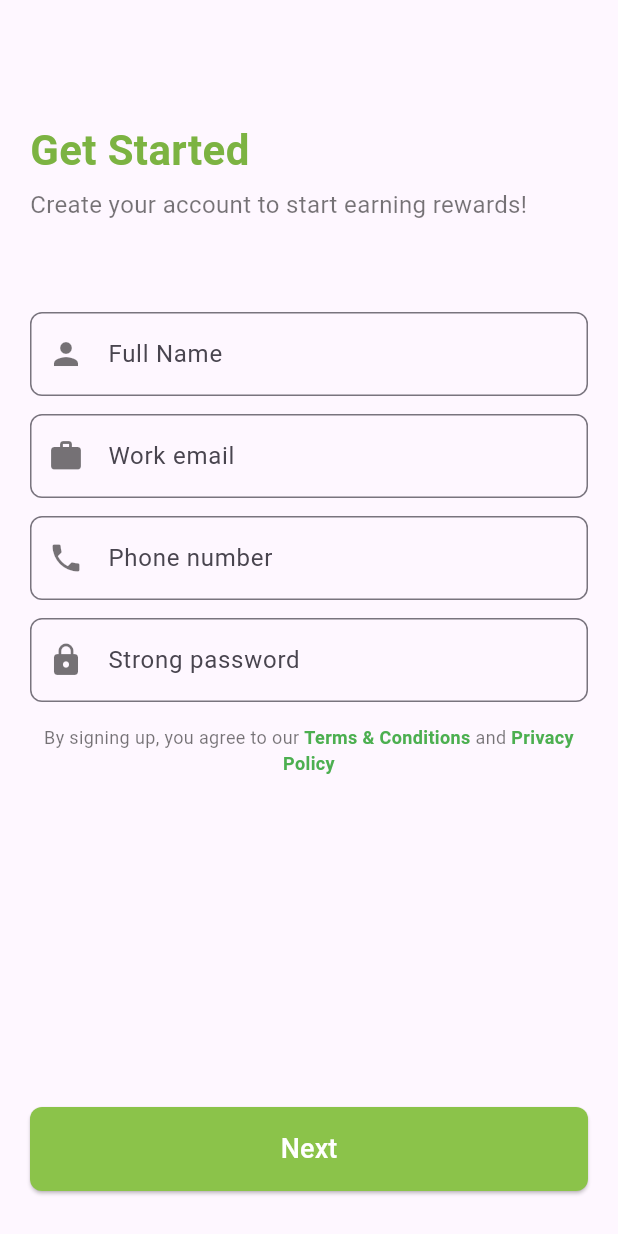
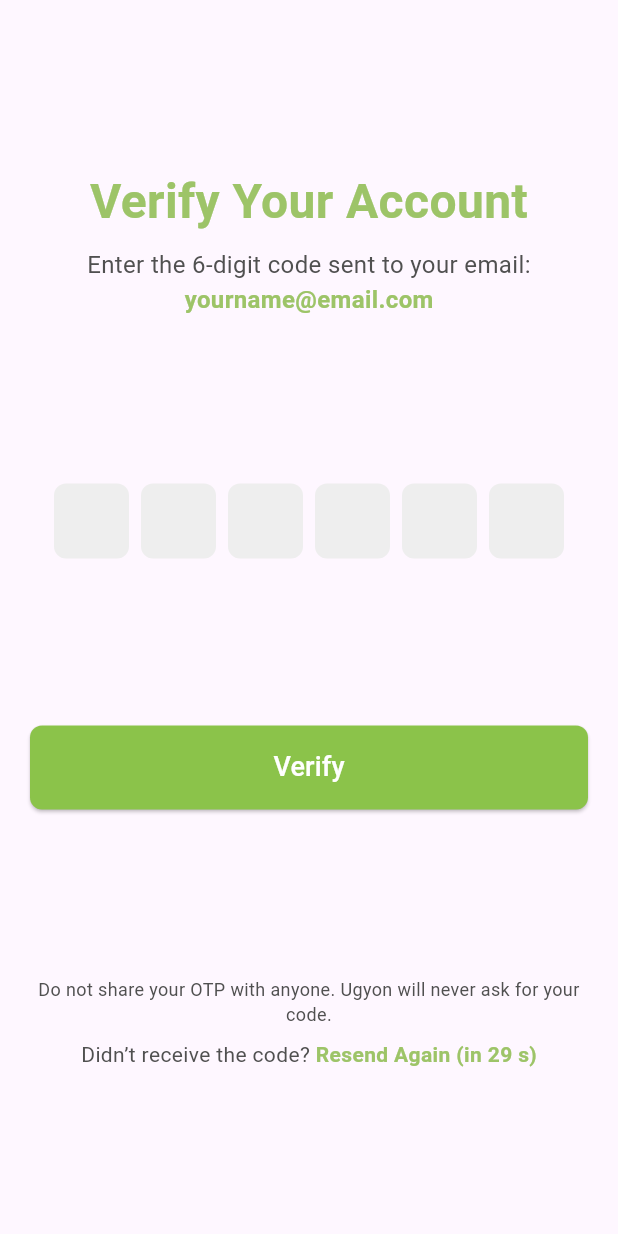
Before and after one commit to DevAdora/UgyonConnectApp, a Flutter app: the LoginScreen screen opened directly, after a tap on "Sign in", after a tap on "Next", on a phone screen of 412 x 824 dp. Run offline on Flutter 3.47's test engine with Material 3 defaults, Android fonts, the phone set to English and light mode, and no system bars; drawn by our look-alikes of pinput; our stand-ins replace flutter_bloc; statements that could not run were skipped.

Commit message:
added pages for verification

```diff
--- /dev/null
+++ b/lib/email_verification.dart
@@ -0,0 +1,159 @@
+import 'package:flutter/material.dart';
+import 'package:pinput/pinput.dart'; // For OTP input
+import 'number_verification.dart'; // Import the NumberVerification screen
+
+void main() {
+  runApp(
+    const MaterialApp(debugShowCheckedModeBanner: false, home: OtpScreen()),
+  );
+}
+
+void _navigateToNumVer(BuildContext context) {
+  Navigator.pushReplacement(
+    context,
+    MaterialPageRoute(builder: (context) => const NumScreen()),
+  );
+}
+
+class OtpScreen extends StatefulWidget {
+  const OtpScreen({super.key});
+
+  @override
+  _OtpScreenState createState() => _OtpScreenState();
+}
+
+class _OtpScreenState extends State<OtpScreen> {
+  int _resendTime = 30; // Countdown for resend OTP
+  late final TextEditingController _otpController;
+
+  @override
+  void initState() {
+    super.initState();
+    _otpController = TextEditingController();
+    _startResendTimer();
+  }
+
+  void _startResendTimer() {
+    Future.delayed(const Duration(seconds: 1), () {
+      if (mounted && _resendTime > 0) {
+        setState(() {
+          _resendTime--;
+        });
+        _startResendTimer();
+      }
+    });
+  }
+
+  @override
+  Widget build(BuildContext context) {
+    return Scaffold(
+      body: SafeArea(
+        child: Padding(
+          padding: const EdgeInsets.symmetric(horizontal: 20.0),
+          child: Column(
+            mainAxisAlignment: MainAxisAlignment.spaceEvenly,
+            crossAxisAlignment: CrossAxisAlignment.center,
+            children: [
+              // 🔹 Title & Subtitle
+              Column(
+                children: [
+                  const Text(
+                    "Verify Your Account",
+                    textAlign: TextAlign.center,
+                    style: TextStyle(
+                      fontSize: 32,
+                      fontWeight: FontWeight.bold,
+                      color: Color(0xFF9DC468),
+                    ),
+                  ),
+                  const SizedBox(height: 8),
+                  const Text(
+                    "Enter the 6-digit code sent to your email: ",
+                    textAlign: TextAlign.center,
+                    style: TextStyle(fontSize: 16, color: Color(0xFF505050)),
+                  ),
+                  const Text(
+                    "yourname@email.com",
+                    style: TextStyle(
+                      fontSize: 16,
+                      color: Color(0xFF9DC468),
+                      fontWeight: FontWeight.bold,
+                    ),
+                  ),
+                ],
+              ),
+
+              // 🔹 OTP Input
+              Pinput(
+                length: 6,
+                controller: _otpController,
+                defaultPinTheme: PinTheme(
+                  width: 50,
+                  height: 50,
+                  textStyle: const TextStyle(
+                    fontSize: 22,
+                    fontWeight: FontWeight.bold,
+                  ),
+                  decoration: BoxDecoration(
+                    color: Colors.grey.shade200,
+                    borderRadius: BorderRadius.circular(8),
+                  ),
+                ),
+              ),
+
+              // 🔹 Verify Button
+              SizedBox(
+                width: double.infinity,
+                child: ElevatedButton(
+                  onPressed: () => _navigateToNumVer(context),
+                  style: ElevatedButton.styleFrom(
+                    backgroundColor: const Color(0xFF8BC34A),
+                    foregroundColor: Colors.white,
+                    padding: const EdgeInsets.symmetric(vertical: 15),
+                    shape: RoundedRectangleBorder(
+                      borderRadius: BorderRadius.circular(8),
+                    ),
+                  ),
+                  child: const Text("Verify", style: TextStyle(fontSize: 18)),
+                ),
+              ),
+
+              // 🔹 Resend & Warning Text
+              Column(
+                children: [
+                  const Text(
+                    "Do not share your OTP with anyone. Ugyon will never ask for your code.",
+                    textAlign: TextAlign.center,
+                    style: TextStyle(fontSize: 12, color: Color(0xFF505050)),
+                  ),
+                  const SizedBox(height: 8),
+                  Text.rich(
+                    TextSpan(
+                      text: "Didn’t receive the code? ",
+                      style: const TextStyle(
+                        fontSize: 14,
+                        color: Color(0xFF505050),
+                      ),
+                      children: [
+                        TextSpan(
+                          text:
+                              _resendTime > 0
+                                  ? "Resend Again (in $_resendTime s)"
+                                  : "Resend Now",
+                          style: const TextStyle(
+                            color: Color(0xFF9DC468),
+                            fontWeight: FontWeight.bold,
+                          ),
+                        ),
+                      ],
+                    ),
+                  ),
+                ],
+              ),
+            ],
+          ),
+        ),
+      ),
+    );
+  }
+}
--- a/lib/login_screen.dart
+++ b/lib/login_screen.dart
@@ -20,10 +20,7 @@ class MyApp extends StatelessWidget {
 
   @override
   Widget build(BuildContext context) {
-    return MaterialApp(
-      debugShowCheckedModeBanner: false,
-      home: LoginScreen(),
-    );
+    return MaterialApp(debugShowCheckedModeBanner: false, home: LoginScreen());
   }
 }
 
@@ -37,27 +34,36 @@ class LoginScreen extends StatelessWidget {
           mainAxisAlignment: MainAxisAlignment.center,
           children: [
             Container(
+              height: MediaQuery.of(context).size.height * 0.20,
               alignment: Alignment.center, // Centers the image
               child: Image.asset(
                 'assets/images/ugyon_logo.png',
-                height: MediaQuery.of(context).size.height * 0.15,
+                height: MediaQuery.of(context).size.height * 0.20,
               ),
             ),
-            const SizedBox(
-              height: 30,
-            ),
+            const SizedBox(height: 30),
             SizedBox(
-              width: MediaQuery.of(context).size.width *
+              width:
+                  MediaQuery.of(context).size.width *
                   0.9, // 90% of screen width
               child: ElevatedButton.icon(
                 onPressed: () {},
                 icon: Image.asset('assets/images/google_icon.png', height: 24),
-                label: const Text('Sign in with Google'),
+                label: const Text(
+                  'Sign in with Google',
+                  style: TextStyle(
+                    fontSize: 20,
+                    fontFamily: 'Inter',
+                    letterSpacing: -0.424,
+                  ),
+                ),
                 style: ElevatedButton.styleFrom(
                   backgroundColor: Colors.white,
                   foregroundColor: Colors.black,
-                  padding:
-                      const EdgeInsets.symmetric(vertical: 15, horizontal: 20),
+                  padding: const EdgeInsets.symmetric(
+                    vertical: 15,
+                    horizontal: 20,
+                  ),
                   shape: RoundedRectangleBorder(
                     borderRadius: BorderRadius.circular(8),
                     side: const BorderSide(color: Colors.grey),
@@ -65,9 +71,21 @@ class LoginScreen extends StatelessWidget {
                 ),
               ),
             ),
-            const SizedBox(height: 10),
-            const Text('or use your email to login'),
-            const SizedBox(height: 10),
+            const SizedBox(height: 15),
+            Container(
+              alignment: Alignment.centerLeft, // Aligns text to the left
+              child: Text(
+                "Or use your email to login",
+                style: TextStyle(
+                  fontSize: 16,
+                  fontFamily: 'Inter',
+                  letterSpacing: -0.424,
+                  fontWeight: FontWeight.bold,
+                  color: Color(0xFF505050),
+                ),
+              ),
+            ),
+            const SizedBox(height: 15),
             TextField(
               decoration: InputDecoration(
                 labelText: 'Email',
@@ -91,7 +109,16 @@ class LoginScreen extends StatelessWidget {
               alignment: Alignment.centerRight,
               child: TextButton(
                 onPressed: () {},
-                child: const Text('Forgot password?'),
+                child: const Text(
+                  'Forgot password?',
+                  style: TextStyle(
+                    color: Color(0XFF9DC468),
+                    decoration: TextDecoration.underline,
+                    decorationColor: Color(0xFF9DC468), // Underline color
+
+                    fontSize: 16,
+                  ),
+                ),
               ),
             ),
             const SizedBox(height: 10),
@@ -117,7 +144,15 @@ class LoginScreen extends StatelessWidget {
                 const Text('New to Ugyon?'),
                 TextButton(
                   onPressed: () => _navigateToSignup(context),
-                  child: const Text('Sign in'),
+                  child: const Text(
+                    'Sign in',
+                    style: TextStyle(
+                      color: Color(0xFF9DC468), // Text color
+                      decoration: TextDecoration.underline,
+                      decorationColor: Color(0xFF9DC468), // Underline color
+                      fontSize: 16,
+                    ),
+                  ),
                 ),
               ],
             ),
--- a/lib/register_screen.dart
+++ b/lib/register_screen.dart
@@ -1,117 +1,186 @@
 import 'package:flutter/material.dart';
+import 'email_verification.dart';
 
 void main() {
-  runApp(const MaterialApp(
-    debugShowCheckedModeBanner: false,
-    home: SignupScreen(),
-  ));
+  runApp(
+    const MaterialApp(debugShowCheckedModeBanner: false, home: SignupScreen()),
+  );
 }
 
-class SignupScreen extends StatelessWidget {
+void _navigateToEmailVer(BuildContext context) {
+  Navigator.pushReplacement(
+    context,
+    MaterialPageRoute(builder: (context) => const OtpScreen()),
+  );
+}
+
+class SignupScreen extends StatefulWidget {
   const SignupScreen({super.key});
+
+  @override
+  _SignupScreenState createState() => _SignupScreenState();
+}
+
+class _SignupScreenState extends State<SignupScreen> {
+  bool _isPasswordHidden = true; // Password visibility state
 
   @override
   Widget build(BuildContext context) {
     return Scaffold(
-      body: Padding(
+      body: SafeArea(
+        child: Padding(
           padding: const EdgeInsets.symmetric(horizontal: 20.0),
           child: Column(
-          crossAxisAlignment: CrossAxisAlignment.start,
+            mainAxisAlignment:
+                MainAxisAlignment.spaceEvenly, // Evenly distribute sections
             children: [
-            const SizedBox(height: 80), // Spacing from top
-
-            // 🔹 Title
+              // 🔹 Top Section: Title & Subtitle
+              Expanded(
+                child: Column(
+                  mainAxisAlignment: MainAxisAlignment.center,
+                  children: [
                     const Text(
                       "Get Started",
+                      textAlign: TextAlign.left,
                       style: TextStyle(
-                fontSize: 28,
+                        fontSize: 48,
                         fontWeight: FontWeight.bold,
-                color: Color(0xFF7CB342), // Light Green
+                        color: Color(0xFF9DC468),
+                      ),
+                    ),
+                    const SizedBox(height: 10),
+                    const Text(
+                      "Create your account to start earning rewards!",
+                      textAlign: TextAlign.left,
+                      style: TextStyle(
+                        fontSize: 20,
+                        fontWeight: FontWeight.w500,
+                        color: Color(0xFF505050),
+                      ),
+                    ),
+                  ],
                 ),
               ),
 
-            const SizedBox(height: 5),
-
-            // 🔹 Subtitle
-            const Text(
-              "Create your account to start earning rewards!",
-              style: TextStyle(fontSize: 16, color: Colors.black54),
-            ),
-
-            const SizedBox(height: 60),
-
-            // 🔹 Input Fields
+              // 🔹 Middle Section: Input Fields
+              Expanded(
+                child: Column(
+                  mainAxisAlignment: MainAxisAlignment.center,
+                  children: [
                     _buildTextField("Full Name", Icons.person),
                     const SizedBox(height: 12),
                     _buildTextField("Work email", Icons.work),
                     const SizedBox(height: 12),
                     _buildTextField("Phone number", Icons.phone),
                     const SizedBox(height: 12),
-            _buildTextField("Strong password", Icons.lock, isPassword: true),
+                    _buildTextField(
+                      "Strong password",
+                      Icons.lock,
+                      isPassword: true,
+                    ),
+                  ],
+                ),
+              ),
 
-            const SizedBox(height: 15),
-
-            // 🔹 Terms & Conditions
-            const Center(
-              child: Text.rich(
+              // 🔹 Bottom Section: Button
+              Expanded(
+                child: Column(
+                  mainAxisAlignment: MainAxisAlignment.center,
+                  children: [
+                    const Text.rich(
                       TextSpan(
                         text: "By signing up, you agree to our ",
-                  style: TextStyle(fontSize: 12, color: Colors.black54),
+                        style: TextStyle(
+                          fontSize: 12,
+                          color: Color(0xFF505050),
+                        ),
                         children: [
                           TextSpan(
                             text: "Terms & Conditions",
                             style: TextStyle(
-                          color: Colors.green, fontWeight: FontWeight.bold),
+                              color: Color(0xFF9DC468),
+                              fontWeight: FontWeight.bold,
+                            ),
                           ),
                           TextSpan(text: " and "),
                           TextSpan(
                             text: "Privacy Policy",
                             style: TextStyle(
-                          color: Colors.green, fontWeight: FontWeight.bold),
+                              color: Color(0xFF9DC468),
+                              fontWeight: FontWeight.bold,
+                            ),
                           ),
                         ],
                       ),
                       textAlign: TextAlign.center,
                     ),
-            ),
 
-            const Spacer(),
+                    const SizedBox(height: 20),
 
-            // 🔹 Next Button
+                    // "Next" Button
                     SizedBox(
                       width: double.infinity,
                       child: ElevatedButton(
-                onPressed: () {},
+                        onPressed: () => _navigateToEmailVer(context),
                         style: ElevatedButton.styleFrom(
-                  backgroundColor: const Color(0xFF8BC34A), // Light green
+                          backgroundColor: const Color(
+                            0xFF8BC34A,
+                          ), // Light green
                           foregroundColor: Colors.white,
                           padding: const EdgeInsets.symmetric(vertical: 15),
                           shape: RoundedRectangleBorder(
                             borderRadius: BorderRadius.circular(8),
                           ),
                         ),
-                child: const Text("Next", style: TextStyle(fontSize: 18)),
+                        child: const Text(
+                          "Next",
+                          style: TextStyle(fontSize: 18),
                         ),
                       ),
-
-            const SizedBox(height: 30),
+                    ),
                   ],
+                ),
+              ),
+            ],
+          ),
         ),
       ),
     );
   }
 
-  // 🔹 Custom Input Field Widget
-  Widget _buildTextField(String hintText, IconData icon,
-      {bool isPassword = false}) {
-    return TextField(
-      obscureText: isPassword,
+  Widget _buildTextField(
+    String hintText,
+    IconData icon, {
+    bool isPassword = false,
+  }) {
+    return SizedBox(
+      width: double.infinity, // Ensures fields are centered
+      child: TextField(
+        obscureText: isPassword ? _isPasswordHidden : false,
         decoration: InputDecoration(
           labelText: hintText,
-        border: OutlineInputBorder(
-          borderRadius: BorderRadius.circular(8),
+          border: OutlineInputBorder(borderRadius: BorderRadius.circular(8)),
+          contentPadding: const EdgeInsets.symmetric(
+            horizontal: 16,
+            vertical: 14,
           ),
-        prefixIcon: Icon(icon, color: Colors.black54),
+          suffixIcon:
+              isPassword
+                  ? IconButton(
+                    icon: Icon(
+                      _isPasswordHidden
+                          ? Icons.visibility_off
+                          : Icons.visibility,
+                      color: Colors.black54,
+                    ),
+                    onPressed: () {
+                      setState(() {
+                        _isPasswordHidden = !_isPasswordHidden;
+                      });
+                    },
+                  )
+                  : Icon(icon, color: Colors.black54),
+        ),
       ),
     );
   }
--- a/pubspec.yaml
+++ b/pubspec.yaml
@@ -13,6 +13,7 @@ dependencies:
   flutter:
     sdk: flutter
   flutter_bloc: ^8.1.3
+  pinput: ^3.0.1  # Add this for OTP input
 
   cupertino_icons: ^1.0.8
 
```
Also changed, not shown: lib/number_verification.dart (added, +162 -0 lines), lib/reg_successful.dart (added, +68 -0 lines), pubspec.lock. Lines whose indentation alone changed are shown as unchanged.
